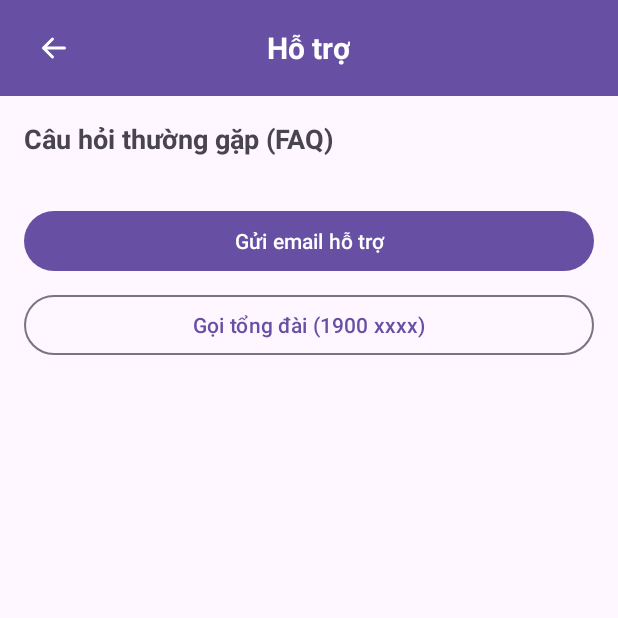
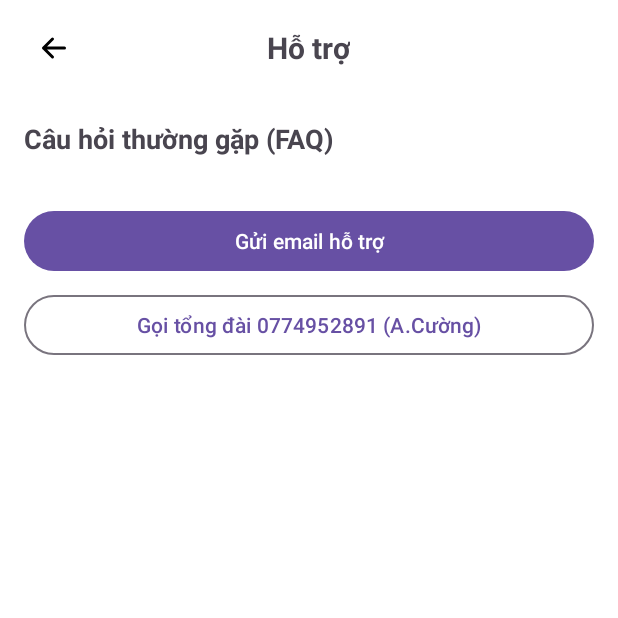
Before and after one commit to QCuong-dev/do-an-qlchitieu, an Android app: the HoTroActivity screen opened directly, with no data from a screen before it, on a phone screen of 412 x 824 dp, the top half of it. Run offline under Robolectric (Android 15) with nearby library versions, the phone set to English and light mode, and no system bars; our stand-ins replace CircleImageView.

```diff
--- a/app/src/main/res/layout/activity_ho_tro.xml
+++ b/app/src/main/res/layout/activity_ho_tro.xml
@@ -10,9 +10,9 @@
 
     <RelativeLayout
         android:id="@+id/rlToolbar"
+        android:background="@color/white"
         android:layout_width="match_parent"
-        android:layout_height="?attr/actionBarSize"
-        android:background="?attr/colorPrimary">
+        android:layout_height="?attr/actionBarSize">
 
         <ImageView
             android:id="@+id/ivBack"
@@ -22,13 +22,12 @@
             android:layout_centerVertical="true"
             android:layout_marginStart="16dp"
             android:padding="8dp"
-            app:tint="@color/white" />
+            />
 
         <TextView
             android:layout_width="wrap_content"
             android:layout_height="wrap_content"
             android:text="Hỗ trợ"
-            android:textColor="@color/white"
             android:textSize="20sp"
             android:textStyle="bold"
             android:layout_centerInParent="true" />
@@ -37,6 +36,7 @@
     <ScrollView
         android:layout_width="match_parent"
         android:layout_height="match_parent"
+        android:background="@color/white"
         android:layout_below="@id/rlToolbar">
 
         <LinearLayout
@@ -64,7 +64,7 @@
                 android:id="@+id/btnGoiTongDai"
                 android:layout_width="match_parent"
                 android:layout_height="wrap_content"
-                android:text="Gọi tổng đài (1900 xxxx)"
+                android:text="Gọi tổng đài 0774952891 (A.Cường)"
                 style="?attr/materialButtonOutlinedStyle"
                 android:layout_marginTop="8dp"/>
         </LinearLayout>
```
Also changed, not shown: app/src/main/java/com/example/qlchitieu/Activites/HoTroActivity.java (+57 -2 lines).
